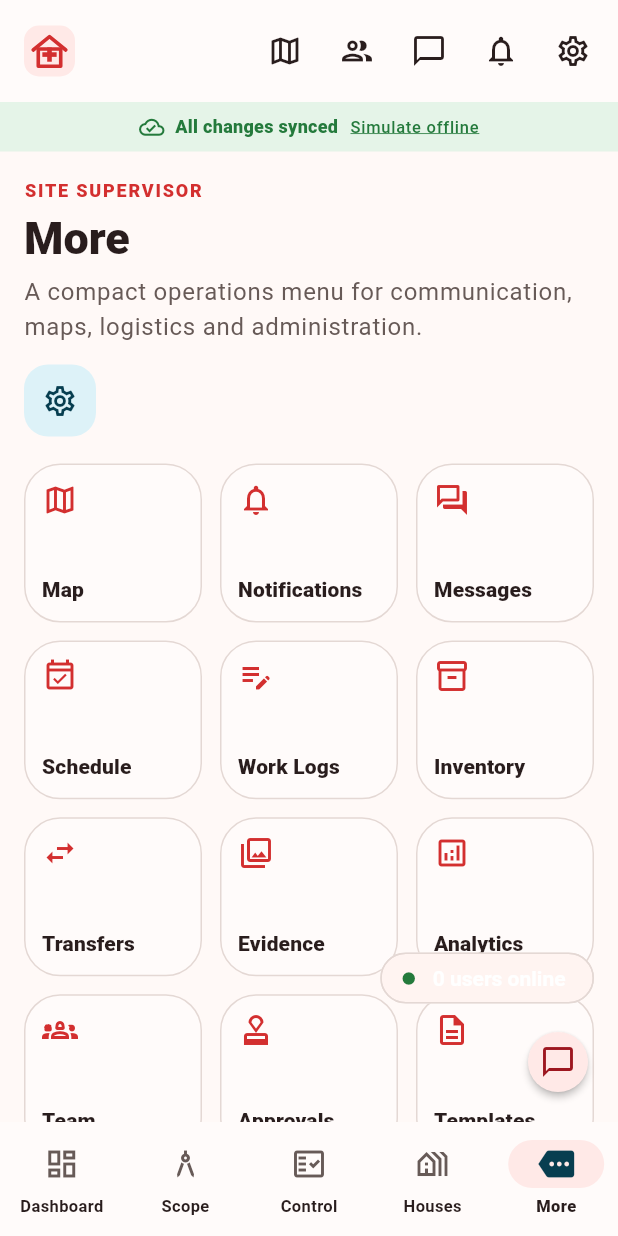
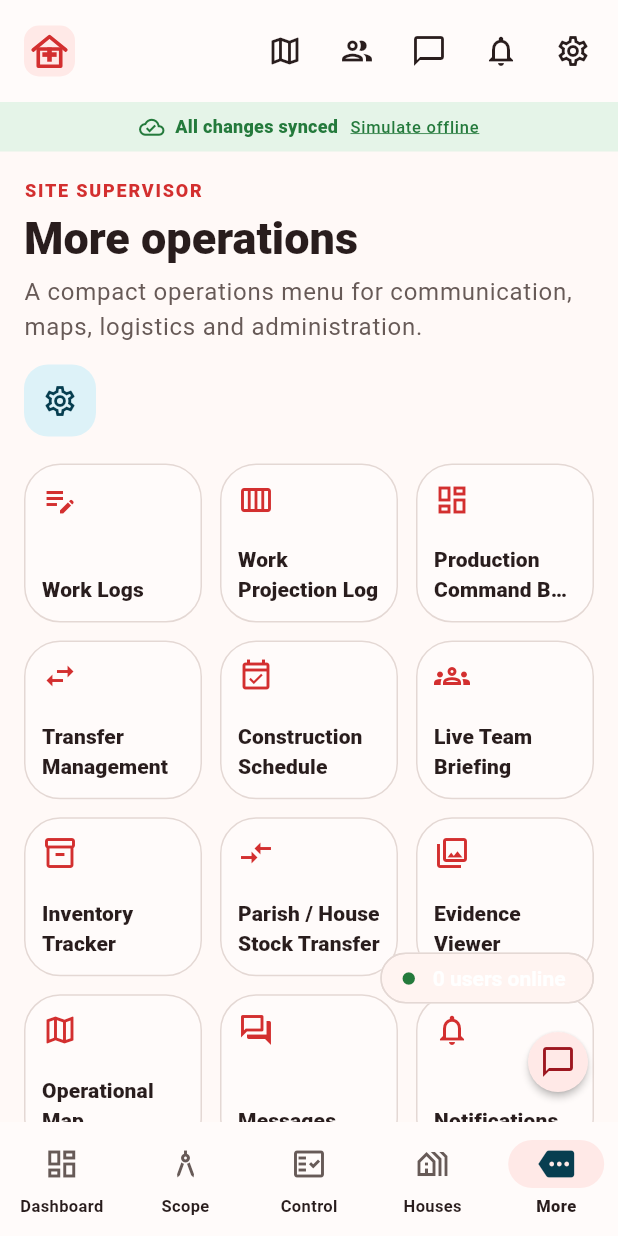
Before and after one commit to FOR3V3RLEARNG/RC_SOW_Flutter_v18_2_Fusion_Production, a Flutter app: the AppShell screen opened by its route, item 5 of the bottom bar chosen, on a phone screen of 412 x 824 dp. Run offline on Flutter 3.47's test engine with Material 3 defaults, Android fonts, the phone set to English and light mode, and no system bars; our stand-ins replace file_picker, supabase_flutter; accounts and stored records are empty.

Commit message:
fix: finalize v20.1 responsive navigation green gate

```diff
--- a/lib/screens/control_intelligence_screens.dart
+++ b/lib/screens/control_intelligence_screens.dart
@@ -1263,9 +1263,13 @@ class _Meta extends StatelessWidget {
           color: Theme.of(context).colorScheme.onSurfaceVariant,
         ),
         const SizedBox(width: 5),
-        Text(
-          label,
-          style: Theme.of(context).textTheme.bodySmall,
+        Flexible(
+          child: Text(
+            label,
+            maxLines: 2,
+            overflow: TextOverflow.ellipsis,
+            style: Theme.of(context).textTheme.bodySmall,
+          ),
         ),
       ],
     );
--- a/lib/screens/shell.dart
+++ b/lib/screens/shell.dart
@@ -842,7 +842,7 @@ class _ControlOfWorksScreenState extends State<ControlOfWorksScreen> {
                     ),
                     RcResponsiveGrid(
                       minItemWidth: compact ? 190 : 250,
-                      childAspectRatio: compact ? 1.75 : 1.45,
+                      childAspectRatio: compact ? 1.75 : 1.25,
                       children: modules
                           .where((module) => module.phase == phase)
                           .map(
@@ -858,7 +858,7 @@ class _ControlOfWorksScreenState extends State<ControlOfWorksScreen> {
               else
                 RcResponsiveGrid(
                   minItemWidth: compact ? 190 : 250,
-                  childAspectRatio: compact ? 1.75 : 1.45,
+                  childAspectRatio: compact ? 1.75 : 1.25,
                   children: modules
                       .map(
                         (module) => _ControlModuleCard(
@@ -963,7 +963,7 @@ class _ControlModuleCard extends StatelessWidget {
       child: InkWell(
         onTap: () => Navigator.pushNamed(context, module.route),
         child: Padding(
-          padding: const EdgeInsets.all(17),
+          padding: const EdgeInsets.all(16),
           child: Row(
             crossAxisAlignment: CrossAxisAlignment.start,
             children: <Widget>[
@@ -1231,21 +1231,176 @@ class MoreScreen extends StatelessWidget {
   Widget build(BuildContext context) {
     final state = AppScope.of(context);
     final items = <_MoreItem>[
-      const _MoreItem('Map', Icons.map_outlined, RcRoutes.operationalMap),
-      const _MoreItem('Notifications', Icons.notifications_outlined, RcRoutes.notifications),
-      const _MoreItem('Messages', Icons.forum_outlined, RcRoutes.messages),
-      const _MoreItem('Schedule', Icons.event_available_outlined, RcRoutes.schedule),
-      const _MoreItem('Work Logs', Icons.edit_note_outlined, RcRoutes.workLogs),
-      const _MoreItem('Inventory', Icons.inventory_2_outlined, RcRoutes.inventory),
-      const _MoreItem('Transfers', Icons.swap_horiz_outlined, RcRoutes.transfers),
-      const _MoreItem('Evidence', Icons.photo_library_outlined, RcRoutes.evidence),
-      const _MoreItem('Analytics', Icons.analytics_outlined, RcRoutes.analytics),
-      const _MoreItem('Team', Icons.groups_2_outlined, RcRoutes.teamResources),
-      const _MoreItem('Approvals', Icons.approval_outlined, RcRoutes.approvalQueue),
-      const _MoreItem('Templates', Icons.description_outlined, RcRoutes.adminTemplates),
-      const _MoreItem('Import', Icons.upload_file_outlined, RcRoutes.scopeImport),
-      const _MoreItem('Gmail', Icons.mail_outline, RcRoutes.gmail),
-      const _MoreItem('Activity', Icons.history, RcRoutes.activity),
+      const _MoreItem(
+        'Work Logs',
+        Icons.edit_note_outlined,
+        RcRoutes.workLogs,
+      ),
+      const _MoreItem(
+        'Work Projection Log',
+        Icons.calendar_view_week_outlined,
+        RcRoutes.workProjections,
+      ),
+      const _MoreItem(
+        'Production Command Board',
+        Icons.dashboard_outlined,
+        RcRoutes.productionBoard,
+      ),
+      const _MoreItem(
+        'Transfer Management',
+        Icons.swap_horiz_outlined,
+        RcRoutes.transfers,
+      ),
+      const _MoreItem(
+        'Construction Schedule',
+        Icons.event_available_outlined,
+        RcRoutes.schedule,
+      ),
+      const _MoreItem(
+        'Live Team Briefing',
+        Icons.groups_outlined,
+        RcRoutes.liveBriefing,
+      ),
+      const _MoreItem(
+        'Inventory Tracker',
+        Icons.inventory_2_outlined,
+        RcRoutes.inventory,
+      ),
+      const _MoreItem(
+        'Parish / House Stock Transfer',
+        Icons.compare_arrows_outlined,
+        RcRoutes.inventoryTransfer,
+      ),
+      const _MoreItem(
+        'Evidence Viewer',
+        Icons.photo_library_outlined,
+        RcRoutes.evidence,
+      ),
+      const _MoreItem(
+        'Operational Map',
+        Icons.map_outlined,
+        RcRoutes.operationalMap,
+      ),
+      const _MoreItem(
+        'Messages',
+        Icons.forum_outlined,
+        RcRoutes.messages,
+      ),
+      const _MoreItem(
+        'Notifications',
+        Icons.notifications_outlined,
+        RcRoutes.notifications,
+      ),
+      const _MoreItem(
+        'Users Online',
+        Icons.people_outline,
+        RcRoutes.usersOnline,
+      ),
+      const _MoreItem(
+        'Gmail',
+        Icons.mail_outline,
+        RcRoutes.gmail,
+      ),
+      const _MoreItem(
+        'Team Excellence Community',
+        Icons.groups_2_outlined,
+        RcRoutes.teamCommunity,
+      ),
+      const _MoreItem(
+        'Team Performance',
+        Icons.analytics_outlined,
+        RcRoutes.teamPerformance,
+      ),
+      const _MoreItem(
+        'Team Resource Manager',
+        Icons.group_work_outlined,
+        RcRoutes.teamResources,
+      ),
+      const _MoreItem(
+        'Promotion Routing',
+        Icons.trending_up_outlined,
+        RcRoutes.promotionRouting,
+      ),
+      const _MoreItem(
+        'Production Command',
+        Icons.precision_manufacturing_outlined,
+        RcRoutes.productionCommand,
+      ),
+      const _MoreItem(
+        'Finance Command',
+        Icons.account_balance_wallet_outlined,
+        RcRoutes.financeCommand,
+      ),
+      const _MoreItem(
+        'Connected Approval Queue',
+        Icons.approval_outlined,
+        RcRoutes.approvalQueue,
+      ),
+      const _MoreItem(
+        'HQ Command Centre',
+        Icons.business_outlined,
+        RcRoutes.hqCommand,
+      ),
+      const _MoreItem(
+        'Institutional Report',
+        Icons.assessment_outlined,
+        RcRoutes.institutionalReport,
+      ),
+      const _MoreItem(
+        'Production Analytics',
+        Icons.query_stats_outlined,
+        RcRoutes.analytics,
+      ),
+      const _MoreItem(
+        'Activity History',
+        Icons.history,
+        RcRoutes.activity,
+      ),
+      const _MoreItem(
+        'Administration Command',
+        Icons.admin_panel_settings_outlined,
+        RcRoutes.adminCommand,
+      ),
+      const _MoreItem(
+        'Offline Sync Monitor',
+        Icons.sync_outlined,
+        RcRoutes.syncMonitor,
+      ),
+      const _MoreItem(
+        'Image & Legacy Import',
+        Icons.upload_file_outlined,
+        RcRoutes.scopeImport,
+      ),
+      const _MoreItem(
+        'Control Layout',
+        Icons.dashboard_customize_outlined,
+        RcRoutes.controlLayout,
+      ),
+      const _MoreItem(
+        'Transfer Logic',
+        Icons.alt_route_outlined,
+        RcRoutes.transferAutomation,
+      ),
+      const _MoreItem(
+        'Awards & Incentives',
+        Icons.emoji_events_outlined,
+        RcRoutes.awardsIncentives,
+      ),
+      const _MoreItem(
+        'User Access',
+        Icons.manage_accounts_outlined,
+        RcRoutes.adminUsers,
+      ),
+      const _MoreItem(
+        'Templates',
+        Icons.description_outlined,
+        RcRoutes.adminTemplates,
+      ),
+      const _MoreItem(
+        'SETTINGS & ACCESSIBILITY',
+        Icons.settings_outlined,
+        RcRoutes.settings,
+      ),
     ];
 
     return SingleChildScrollView(
@@ -1258,7 +1413,7 @@ class MoreScreen extends StatelessWidget {
             children: <Widget>[
               RcPageHeading(
                 eyebrow: state.role,
-                title: 'More',
+                title: 'More operations',
                 description:
                     'A compact operations menu for communication, maps, logistics and administration.',
                 action: IconButton.filledTonal(
```
Also changed, not shown: 1 other file.
